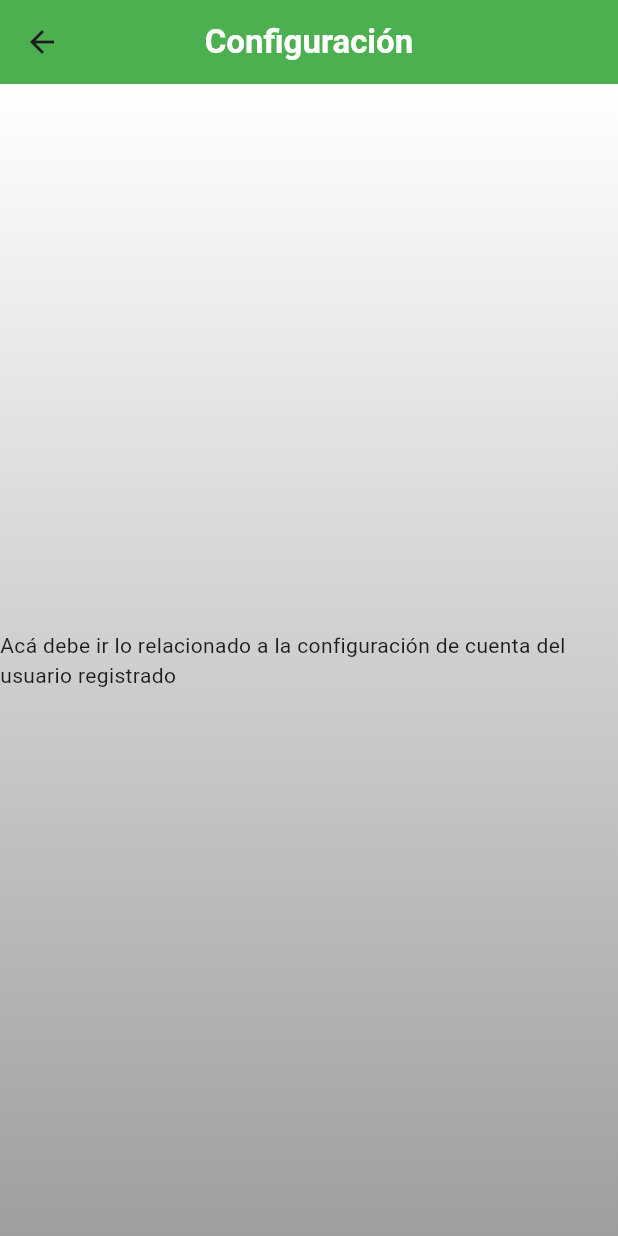
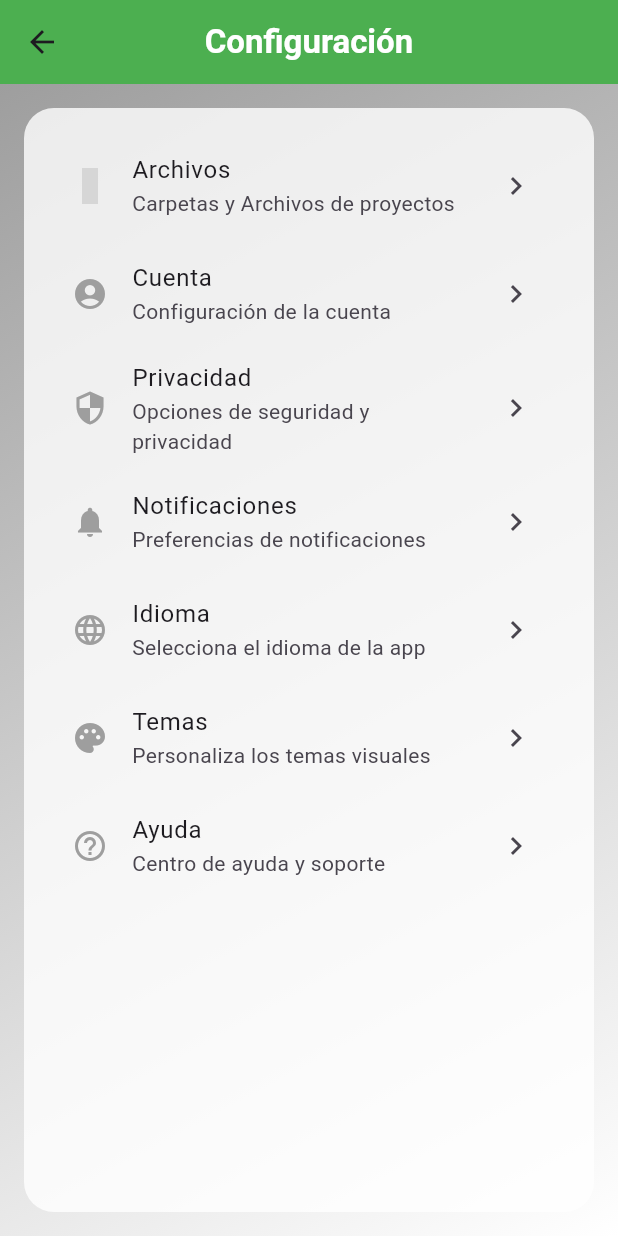
Before and after one commit to nsalinas89/proyectoDAM2024, a Flutter app: the ConfiguracionPage screen opened directly, on a phone screen of 412 x 824 dp. Run offline on Flutter 3.47's test engine with Material 3 defaults, Android fonts, the light colour scheme and no system bars; our stand-ins replace material_design_icons_flutter; grey boxes are pictures that could not be loaded.

Commit message:
actualizado dos paginas y se agregó widget personalizado

```diff
--- a/lib/pages/buscar_page.dart
+++ b/lib/pages/buscar_page.dart
@@ -1,3 +1,4 @@
+import 'package:app_videojuegos/widgets/barra_busqueda.dart';
 import 'package:flutter/material.dart';
 
 class BuscarPage extends StatefulWidget {
@@ -25,9 +26,6 @@ class _BuscarPageState extends State<BuscarPage> {
                   end: Alignment.bottomCenter,
                   colors: [Colors.white, Colors.grey]),
             ),
-            child: Center(
-              child: Text(
-                  'Acá debe ir una barra de busqueda que permita filtrar los productos segun como se ingrese en tal y abajo mostrar los resultados que coincidan'),
-            )));
+            child: Center(child: BarraBusqueda())));
   }
 }
--- a/lib/pages/configuracion_page.dart
+++ b/lib/pages/configuracion_page.dart
@@ -1,4 +1,5 @@
 import 'package:flutter/material.dart';
+import 'package:material_design_icons_flutter/material_design_icons_flutter.dart';
 
 class ConfiguracionPage extends StatefulWidget {
   const ConfiguracionPage({super.key});
@@ -19,15 +20,91 @@ class _ConfiguracionPageState extends State<ConfiguracionPage> {
           backgroundColor: Colors.green,
         ),
         body: Container(
-            decoration: BoxDecoration(
-              gradient: LinearGradient(
-                  begin: Alignment.topCenter,
-                  end: Alignment.bottomCenter,
-                  colors: [Colors.white, Colors.grey]),
+          decoration: BoxDecoration(
+            gradient: LinearGradient(
+              colors: [Colors.grey, Colors.white], // Gradiente de colores
+              begin: Alignment.topLeft,
+              end: Alignment.bottomRight,
             ),
-            child: Center(
-              child: Text(
-                  'Acá debe ir lo relacionado a la configuración de cuenta del usuario registrado'),
-            )));
+          ),
+          child: Center(
+            child: Container(
+              margin: EdgeInsets.all(16), // Margen alrededor de la lista
+              decoration: BoxDecoration(
+                borderRadius: BorderRadius.circular(20),
+                color:
+                    Colors.white.withOpacity(0.8), // Fondo blanco con opacidad
+              ),
+              child: ListView(
+                padding: EdgeInsets.all(16),
+                children: [
+                  ListTile(
+                    leading: Icon(
+                      MdiIcons.settingsHelper,
+                      color: Colors.grey,
+                    ),
+                    trailing: Icon(Icons.keyboard_arrow_right),
+                    title: Text('Archivos'),
+                    subtitle: Text('Carpetas y Archivos de proyectos'),
+                  ),
+                  ListTile(
+                    leading: Icon(
+                      Icons.account_circle,
+                      color: Colors.grey,
+                    ),
+                    trailing: Icon(Icons.keyboard_arrow_right),
+                    title: Text('Cuenta'),
+                    subtitle: Text('Configuración de la cuenta'),
+                  ),
+                  ListTile(
+                    leading: Icon(
+                      Icons.security,
+                      color: Colors.grey,
+                    ),
+                    trailing: Icon(Icons.keyboard_arrow_right),
+                    title: Text('Privacidad'),
+                    subtitle: Text('Opciones de seguridad y privacidad'),
+                  ),
+                  ListTile(
+                    leading: Icon(
+                      Icons.notifications,
+                      color: Colors.grey,
+                    ),
+                    trailing: Icon(Icons.keyboard_arrow_right),
+                    title: Text('Notificaciones'),
+                    subtitle: Text('Preferencias de notificaciones'),
+                  ),
+                  ListTile(
+                    leading: Icon(
+                      Icons.language,
+                      color: Colors.grey,
+                    ),
+                    trailing: Icon(Icons.keyboard_arrow_right),
+                    title: Text('Idioma'),
+                    subtitle: Text('Selecciona el idioma de la app'),
+                  ),
+                  ListTile(
+                    leading: Icon(
+                      Icons.palette,
+                      color: Colors.grey,
+                    ),
+                    trailing: Icon(Icons.keyboard_arrow_right),
+                    title: Text('Temas'),
+                    subtitle: Text('Personaliza los temas visuales'),
+                  ),
+                  ListTile(
+                    leading: Icon(
+                      Icons.help_outline,
+                      color: Colors.grey,
+                    ),
+                    trailing: Icon(Icons.keyboard_arrow_right),
+                    title: Text('Ayuda'),
+                    subtitle: Text('Centro de ayuda y soporte'),
+                  ),
+                ],
+              ),
+            ),
+          ),
+        ));
   }
 }
--- /dev/null
+++ b/lib/widgets/barra_busqueda.dart
@@ -0,0 +1,28 @@
+import 'package:flutter/material.dart';
+
+class BarraBusqueda extends StatelessWidget {
+  const BarraBusqueda({super.key});
+
+  @override
+  Widget build(BuildContext context) {
+    return Container(
+        alignment: Alignment.center,
+        padding: EdgeInsets.only(
+          left: 8.0,
+          right: 8.0,
+        ),
+        height: 50.0,
+        decoration: BoxDecoration(
+          color: Colors.white,
+          borderRadius: BorderRadius.circular(12.0),
+        ),
+        child: TextField(
+          cursorColor: Colors.black,
+          decoration: InputDecoration(
+              prefixIcon:
+                  Icon(Icons.search_rounded, size: 40, color: Colors.black),
+              border: InputBorder.none,
+              hintText: 'Ingrese el nombre de un juego a buscar'),
+        ));
+  }
+}
```
